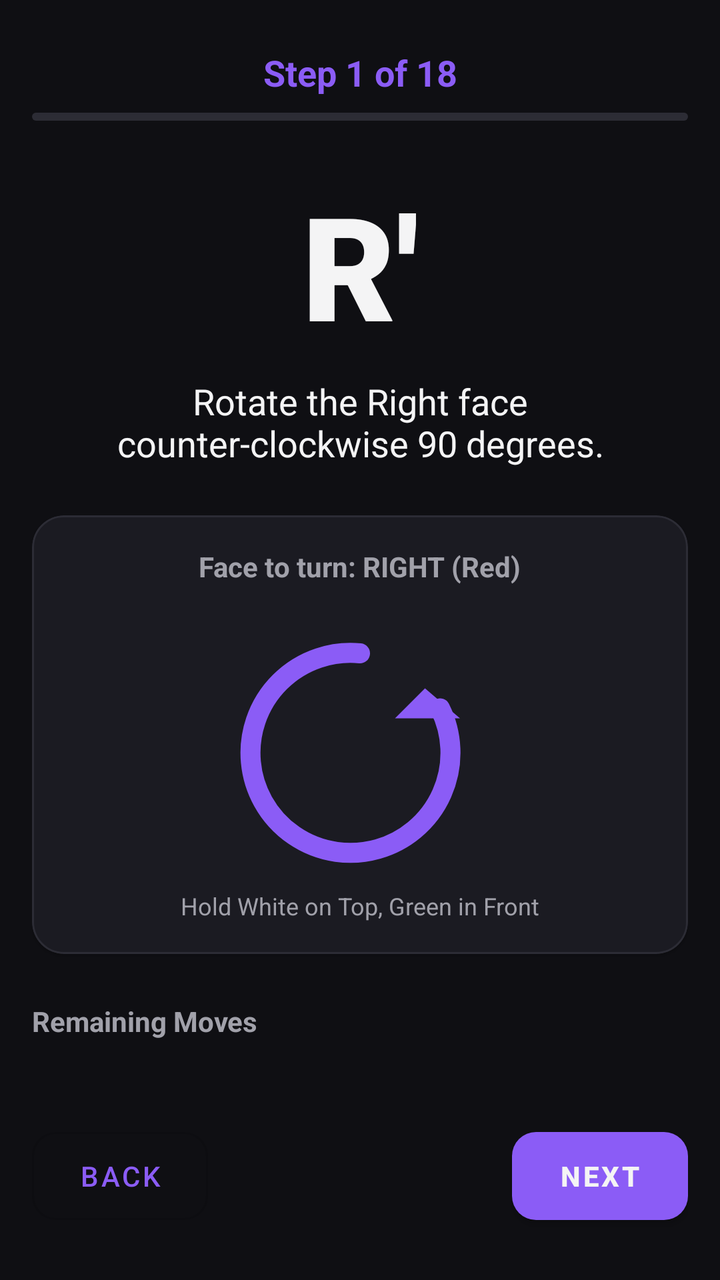
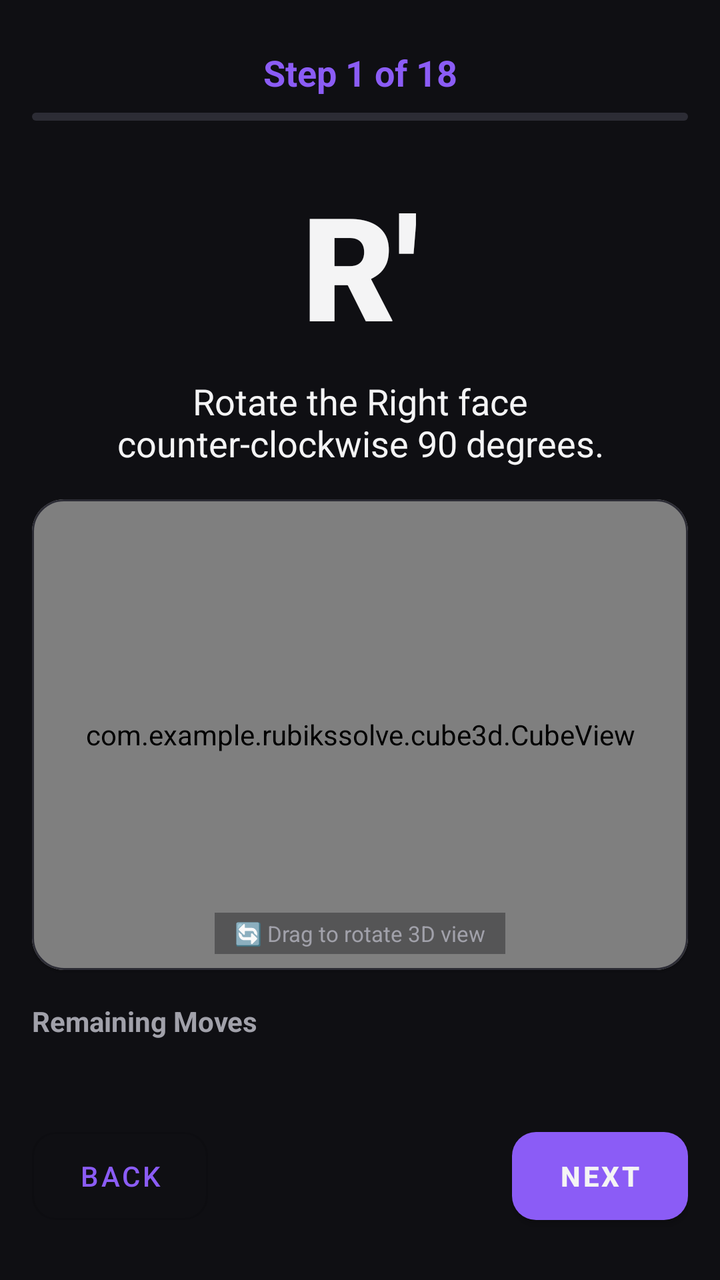

The first picture is an Android layout as it rendered before a commit; the second is the same layout after the commit. The layout source and the unified diff follow.
<!-- AndroidManifest.xml: application theme Theme.RubiksSolve -->
<!-- res/layout/layout_solve_guide.xml -->
<?xml version="1.0" encoding="utf-8"?>
<androidx.constraintlayout.widget.ConstraintLayout xmlns:android="http://schemas.android.com/apk/res/android"
    xmlns:app="http://schemas.android.com/apk/res-auto"
    android:layout_width="match_parent"
    android:layout_height="match_parent"
    android:padding="16dp">

    
    <TextView
        android:id="@+id/tv_guide_step"
        android:layout_width="wrap_content"
        android:layout_height="wrap_content"
        android:text="Step 1 of 18"
        android:textColor="@color/accent_primary"
        android:textSize="18sp"
        android:textStyle="bold"
        app:layout_constraintLeft_toLeftOf="parent"
        app:layout_constraintRight_toRightOf="parent"
        app:layout_constraintTop_toTopOf="parent"
        android:layout_marginTop="8dp" />

    
    <com.google.android.material.progressindicator.LinearProgressIndicator
        android:id="@+id/progress_solve_steps"
        android:layout_width="match_parent"
        android:layout_height="6dp"
        android:layout_marginTop="8dp"
        app:indicatorColor="@color/accent_primary"
        app:trackColor="@color/rubik_unassigned"
        app:trackCornerRadius="3dp"
        app:layout_constraintTop_toBottomOf="@id/tv_guide_step" />

    
    <TextView
        android:id="@+id/tv_guide_move"
        android:layout_width="wrap_content"
        android:layout_height="wrap_content"
        android:text="R'"
        android:textColor="@color/text_primary"
        android:textSize="72sp"
        android:textStyle="bold"
        android:fontFamily="sans-serif-black"
        android:layout_marginTop="24dp"
        app:layout_constraintLeft_toLeftOf="parent"
        app:layout_constraintRight_toRightOf="parent"
        app:layout_constraintTop_toBottomOf="@id/progress_solve_steps" />

    
    <TextView
        android:id="@+id/tv_guide_description"
        android:layout_width="0dp"
        android:layout_height="wrap_content"
        android:text="Rotate the Right face counter-clockwise 90 degrees."
        android:textColor="@color/text_primary"
        android:textSize="18sp"
        android:gravity="center"
        android:layout_marginTop="8dp"
        android:layout_marginHorizontal="24dp"
        app:layout_constraintLeft_toLeftOf="parent"
        app:layout_constraintRight_toRightOf="parent"
        app:layout_constraintTop_toBottomOf="@id/tv_guide_move" />

    
    <com.google.android.material.card.MaterialCardView
        android:id="@+id/card_visual_aid"
        android:layout_width="match_parent"
        android:layout_height="0dp"
        app:cardBackgroundColor="@color/bg_surface"
        app:cardCornerRadius="16dp"
        app:strokeWidth="1dp"
        app:strokeColor="#2C2C35"
        android:layout_marginTop="24dp"
        android:layout_marginBottom="24dp"
        app:layout_constraintTop_toBottomOf="@id/tv_guide_description"
        app:layout_constraintBottom_toTopOf="@id/tv_full_sequence_label"
        app:layout_constraintLeft_toLeftOf="parent"
        app:layout_constraintRight_toRightOf="parent">

        <androidx.constraintlayout.widget.ConstraintLayout
            android:layout_width="match_parent"
            android:layout_height="match_parent"
            android:padding="16dp">

            
            <TextView
                android:id="@+id/tv_visual_title"
                android:layout_width="wrap_content"
                android:layout_height="wrap_content"
                android:text="Face to turn: RIGHT (Red)"
                android:textColor="@color/text_secondary"
                android:textSize="14sp"
                android:textStyle="bold"
                app:layout_constraintTop_toTopOf="parent"
                app:layout_constraintLeft_toLeftOf="parent"
                app:layout_constraintRight_toRightOf="parent" />

            
            <ImageView
                android:id="@+id/img_turn_arrow"
                android:layout_width="120dp"
                android:layout_height="120dp"
                android:layout_marginTop="16dp"
                android:src="@drawable/ic_arrow_ccw"
                app:tint="@color/accent_primary"
                app:layout_constraintTop_toBottomOf="@id/tv_visual_title"
                app:layout_constraintBottom_toTopOf="@id/tv_visual_tip"
                app:layout_constraintLeft_toLeftOf="parent"
                app:layout_constraintRight_toRightOf="parent" />

            <TextView
                android:id="@+id/tv_visual_tip"
                android:layout_width="wrap_content"
                android:layout_height="wrap_content"
                android:text="Hold White on Top, Green in Front"
                android:textColor="@color/text_secondary"
                android:textSize="12sp"
                app:layout_constraintBottom_toBottomOf="parent"
                app:layout_constraintLeft_toLeftOf="parent"
                app:layout_constraintRight_toRightOf="parent" />

        </androidx.constraintlayout.widget.ConstraintLayout>

    </com.google.android.material.card.MaterialCardView>

    
    <TextView
        android:id="@+id/tv_full_sequence_label"
        android:layout_width="wrap_content"
        android:layout_height="wrap_content"
        android:text="Remaining Moves"
        android:textColor="@color/text_secondary"
        android:textSize="14sp"
        android:textStyle="bold"
        android:layout_marginBottom="8dp"
        app:layout_constraintBottom_toTopOf="@id/sv_full_sequence"
        app:layout_constraintLeft_toLeftOf="parent" />

    
    <HorizontalScrollView
        android:id="@+id/sv_full_sequence"
        android:layout_width="match_parent"
        android:layout_height="wrap_content"
        android:layout_marginBottom="24dp"
        android:scrollbars="none"
        app:layout_constraintBottom_toTopOf="@id/rl_guide_controls"
        app:layout_constraintLeft_toLeftOf="parent"
        app:layout_constraintRight_toRightOf="parent">

        <LinearLayout
            android:id="@+id/ll_full_sequence_container"
            android:layout_width="wrap_content"
            android:layout_height="wrap_content"
            android:orientation="horizontal"
            android:paddingVertical="4dp">
            
        </LinearLayout>

    </HorizontalScrollView>

    
    <RelativeLayout
        android:id="@+id/rl_guide_controls"
        android:layout_width="match_parent"
        android:layout_height="wrap_content"
        app:layout_constraintBottom_toBottomOf="parent"
        app:layout_constraintLeft_toLeftOf="parent"
        app:layout_constraintRight_toRightOf="parent"
        android:layout_marginBottom="8dp">

        <com.google.android.material.button.MaterialButton
            android:id="@+id/btn_guide_prev"
            style="@style/Widget.MaterialComponents.Button.OutlinedButton"
            android:layout_width="wrap_content"
            android:layout_height="56dp"
            android:layout_alignParentStart="true"
            android:text="Back"
            app:cornerRadius="12dp" />

        <com.google.android.material.button.MaterialButton
            android:id="@+id/btn_guide_next"
            android:layout_width="wrap_content"
            android:layout_height="56dp"
            android:layout_alignParentEnd="true"
            android:text="Next"
            android:textColor="@color/text_primary"
            android:textStyle="bold"
            app:backgroundTint="@color/accent_primary"
            app:cornerRadius="12dp" />

    </RelativeLayout>

</androidx.constraintlayout.widget.ConstraintLayout>
<!-- resources referenced by this layout -->
<resources>
  <color name="accent_primary">#8B5CF6</color>
  <color name="bg_surface">#1B1B22</color>
  <color name="rubik_unassigned">#2C2C35</color>
  <color name="text_primary">#F4F4F5</color>
  <color name="text_secondary">#A1A1AA</color>
  <!-- drawable ic_arrow_ccw (drawable) -->
  <vector xmlns:android="http://schemas.android.com/apk/res/android"
      android:width="24dp"
      android:height="24dp"
      android:viewportWidth="24"
      android:viewportHeight="24">
      <path
          android:strokeColor="#FFFFFF"
          android:strokeWidth="2"
          android:strokeLineCap="round"
          android:strokeLineJoin="round"
          android:pathData="M12,2 A10,10 0 1,0 20,7.5" />
      <path
          android:fillColor="#FFFFFF"
          android:pathData="M22,8.5 L15.5,8.5 L18.5,5.5 Z" />
  </vector>
  <style name="Theme.RubiksSolve" parent="Theme.MaterialComponents.DayNight.NoActionBar">
          
          <item name="colorPrimary">@color/accent_primary</item>
          <item name="colorPrimaryVariant">@color/accent_primary_glow</item>
          <item name="colorOnPrimary">@color/text_primary</item>
          
          
          <item name="android:windowBackground">@color/bg_dark</item>
          <item name="colorSurface">@color/bg_surface</item>
          <item name="android:textColorPrimary">@color/text_primary</item>
          <item name="android:textColorSecondary">@color/text_secondary</item>
      </style>
  <color name="accent_primary_glow">#4C1D95</color>
  <color name="bg_dark">#0F0F13</color>
</resources>

<!-- the commit's change to res/layout/layout_solve_guide.xml (unified diff, before → after) -->
@@ -69,56 +69,37 @@
         app:cardCornerRadius="16dp"
         app:strokeWidth="1dp"
         app:strokeColor="#2C2C35"
-        android:layout_marginTop="24dp"
-        android:layout_marginBottom="24dp"
+        android:layout_marginTop="16dp"
+        android:layout_marginBottom="16dp"
         app:layout_constraintTop_toBottomOf="@id/tv_guide_description"
         app:layout_constraintBottom_toTopOf="@id/tv_full_sequence_label"
         app:layout_constraintLeft_toLeftOf="parent"
         app:layout_constraintRight_toRightOf="parent">
 
-        <androidx.constraintlayout.widget.ConstraintLayout
+        <FrameLayout
             android:layout_width="match_parent"
             android:layout_height="match_parent"
-            android:padding="16dp">
+            >
 
-            
+            <com.example.rubikssolve.cube3d.CubeView
+                android:id="@+id/cube_view"
+                android:layout_width="match_parent"
+                android:layout_height="match_parent" />
+
             <TextView
-                android:id="@+id/tv_visual_title"
+                android:id="@+id/tv_cube_hint"
                 android:layout_width="wrap_content"
                 android:layout_height="wrap_content"
-                android:text="Face to turn: RIGHT (Red)"
+                android:layout_gravity="bottom|center_horizontal"
+                android:layout_marginBottom="8dp"
+                android:background="#6618181B"
+                android:paddingHorizontal="10dp"
+                android:paddingVertical="3dp"
+                android:text="🔄 Drag to rotate 3D view"
                 android:textColor="@color/text_secondary"
-                android:textSize="14sp"
-                android:textStyle="bold"
-                app:layout_constraintTop_toTopOf="parent"
-                app:layout_constraintLeft_toLeftOf="parent"
-                app:layout_constraintRight_toRightOf="parent" />
+                android:textSize="11sp" />
 
-            
-            <ImageView
-                android:id="@+id/img_turn_arrow"
-                android:layout_width="120dp"
-                android:layout_height="120dp"
-                android:layout_marginTop="16dp"
-                android:src="@drawable/ic_arrow_ccw"
-                app:tint="@color/accent_primary"
-                app:layout_constraintTop_toBottomOf="@id/tv_visual_title"
-                app:layout_constraintBottom_toTopOf="@id/tv_visual_tip"
-                app:layout_constraintLeft_toLeftOf="parent"
-                app:layout_constraintRight_toRightOf="parent" />
-
-            <TextView
-                android:id="@+id/tv_visual_tip"
-                android:layout_width="wrap_content"
-                android:layout_height="wrap_content"
-                android:text="Hold White on Top, Green in Front"
-                android:textColor="@color/text_secondary"
-                android:textSize="12sp"
-                app:layout_constraintBottom_toBottomOf="parent"
-                app:layout_constraintLeft_toLeftOf="parent"
-                app:layout_constraintRight_toRightOf="parent" />
-
-        </androidx.constraintlayout.widget.ConstraintLayout>
+        </FrameLayout>
 
     </com.google.android.material.card.MaterialCardView>
 
<!-- resource entries referenced after the edit -->
@@ -5,22 +5,6 @@
   <color name="rubik_unassigned">#2C2C35</color>
   <color name="text_primary">#F4F4F5</color>
   <color name="text_secondary">#A1A1AA</color>
-  <!-- drawable ic_arrow_ccw (drawable) -->
-  <vector xmlns:android="http://schemas.android.com/apk/res/android"
-      android:width="24dp"
-      android:height="24dp"
-      android:viewportWidth="24"
-      android:viewportHeight="24">
-      <path
-          android:strokeColor="#FFFFFF"
-          android:strokeWidth="2"
-          android:strokeLineCap="round"
-          android:strokeLineJoin="round"
-          android:pathData="M12,2 A10,10 0 1,0 20,7.5" />
-      <path
-          android:fillColor="#FFFFFF"
-          android:pathData="M22,8.5 L15.5,8.5 L18.5,5.5 Z" />
-  </vector>
   <style name="Theme.RubiksSolve" parent="Theme.MaterialComponents.DayNight.NoActionBar">
           
           <item name="colorPrimary">@color/accent_primary</item>
